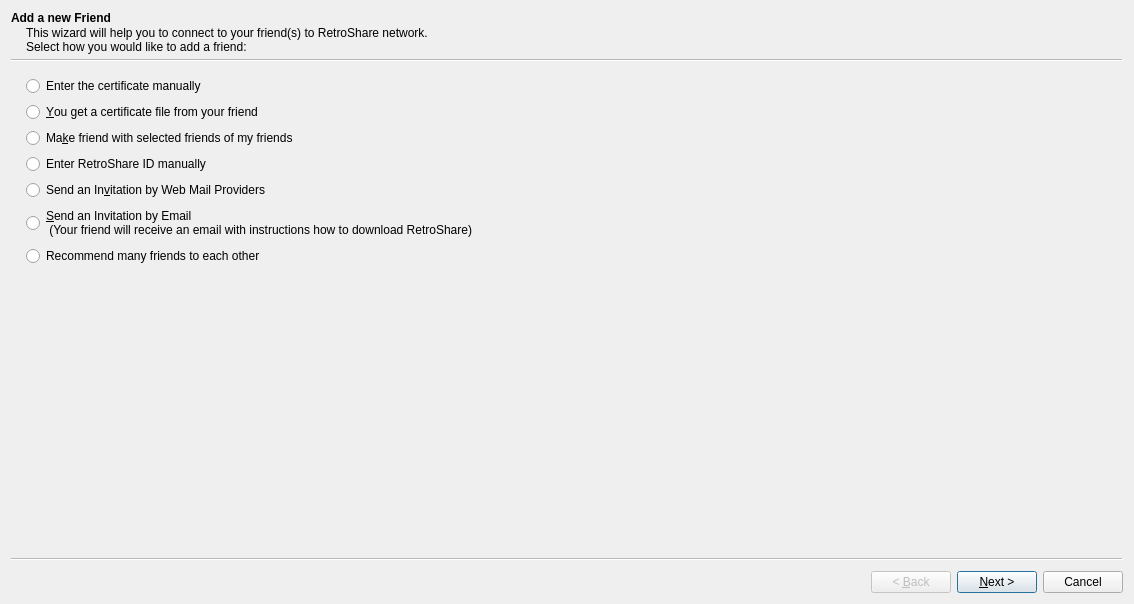
Above: retroshare-gui/src/gui/connect/ConnectFriendWizard.ui from RetroShare/RetroShare before the change. Below: the same form after it.
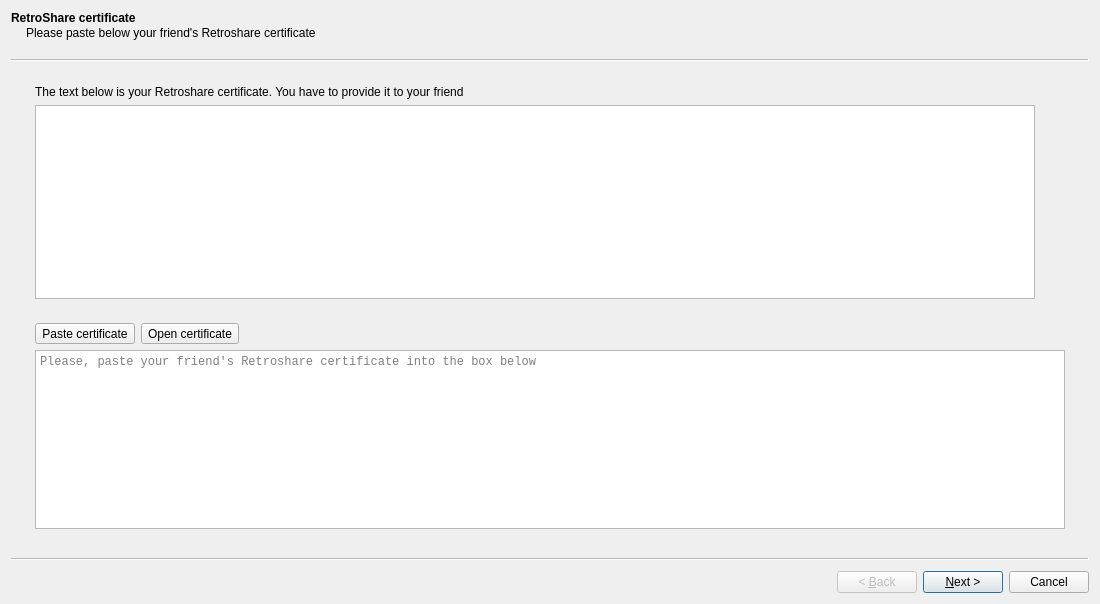
That is the form after the change. Icons and pictures are not drawn. Custom widgets are drawn as their Qt base class.

Commit message: removed unused intro page from ConnectFriendWizard

The edit to the form file:
```diff
--- a/retroshare-gui/src/gui/connect/ConnectFriendWizard.ui
+++ b/retroshare-gui/src/gui/connect/ConnectFriendWizard.ui
@@ -6,7 +6,7 @@
    <rect>
     <x>0</x>
     <y>0</y>
-    <width>1134</width>
+    <width>1100</width>
     <height>604</height>
    </rect>
   </property>
@@ -17,69 +17,6 @@
    <iconset resource="../images.qrc">
     <normaloff>:/images/logo/logo_16.png</normaloff>:/images/logo/logo_16.png</iconset>
   </property>
-  <widget class="ConnectFriendPage" name="IntroPage">
-   <property name="title">
-    <string>Add a new Friend</string>
-   </property>
-   <property name="subTitle">
-    <string>This wizard will help you to connect to your friend(s) to RetroShare network.&lt;br&gt;Select how you would like to add a friend:</string>
-   </property>
-   <attribute name="pageId">
-    <string notr="true">ConnectFriendWizard::Page_Intro</string>
-   </attribute>
-   <layout class="QVBoxLayout" name="IntroPageVLayout">
-    <item>
-     <widget class="QRadioButton" name="textRadioButton">
-      <property name="text">
-       <string>Enter the certificate manually</string>
-      </property>
-     </widget>
-    </item>
-    <item>
-     <widget class="QRadioButton" name="certRadioButton">
-      <property name="text">
-       <string>&amp;You get a certificate file from your friend</string>
-      </property>
-     </widget>
-    </item>
-    <item>
-     <widget class="QRadioButton" name="foffRadioButton">
-      <property name="text">
-       <string>Ma&amp;ke friend with selected friends of my friends</string>
-      </property>
-     </widget>
-    </item>
-    <item>
-     <widget class="QRadioButton" name="rsidRadioButton">
-      <property name="text">
-       <string>Enter RetroShare ID manually</string>
-      </property>
-     </widget>
-    </item>
-    <item>
-     <widget class="QRadioButton" name="webmailRadioButton">
-      <property name="text">
-       <string>Send an In&amp;vitation by Web Mail Providers</string>
-      </property>
-     </widget>
-    </item>
-    <item>
-     <widget class="QRadioButton" name="emailRadioButton">
-      <property name="text">
-       <string>&amp;Send an Invitation by Email 
- (Your friend will receive an email with instructions how to download RetroShare)</string>
-      </property>
-     </widget>
-    </item>
-    <item>
-     <widget class="QRadioButton" name="friendRecommendationsRadioButton">
-      <property name="text">
-       <string>Recommend many friends to each other</string>
-      </property>
-     </widget>
-    </item>
-   </layout>
-  </widget>
   <widget class="ConnectFriendPage" name="TextPage">
    <property name="title">
     <string>RetroShare certificate</string>
```
The commit also changes 2 other files.
